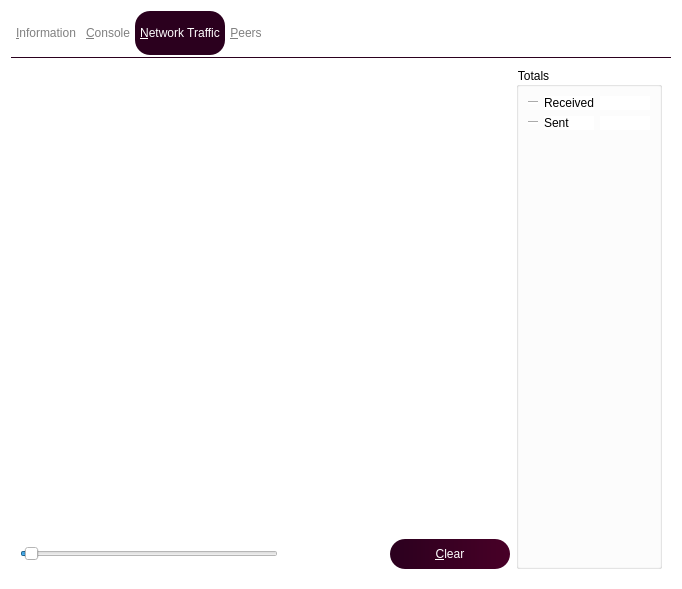
noirofficial/noir, file src/qt/forms/debugwindow.ui: the form before one commit.
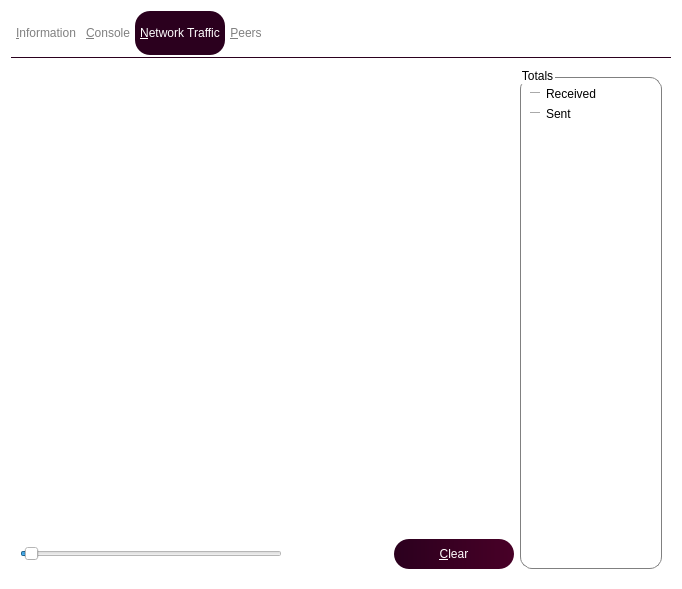
The form after the commit. The open tabs and pages were chosen to show the change. Icons and pictures are not drawn. Custom widgets are drawn as their Qt base class.

Patch:
```diff
--- a/src/qt/forms/debugwindow.ui
+++ b/src/qt/forms/debugwindow.ui
@@ -734,7 +734,12 @@
          <item>
           <widget class="QGroupBox" name="groupBox">
            <property name="styleSheet">
-            <string notr="true">background-color:white;</string>
+            <string notr="true"> QGroupBox {
+ background-color: white;
+ border: 1px solid gray;
+ border-radius: 12px;
+ margin-top: 10px; /* leave space at the top for the title */
+}</string>
            </property>
            <property name="title">
             <string>Totals</string>
```
Left out of the diff: 2 changed lines with no effect on the pictures.
